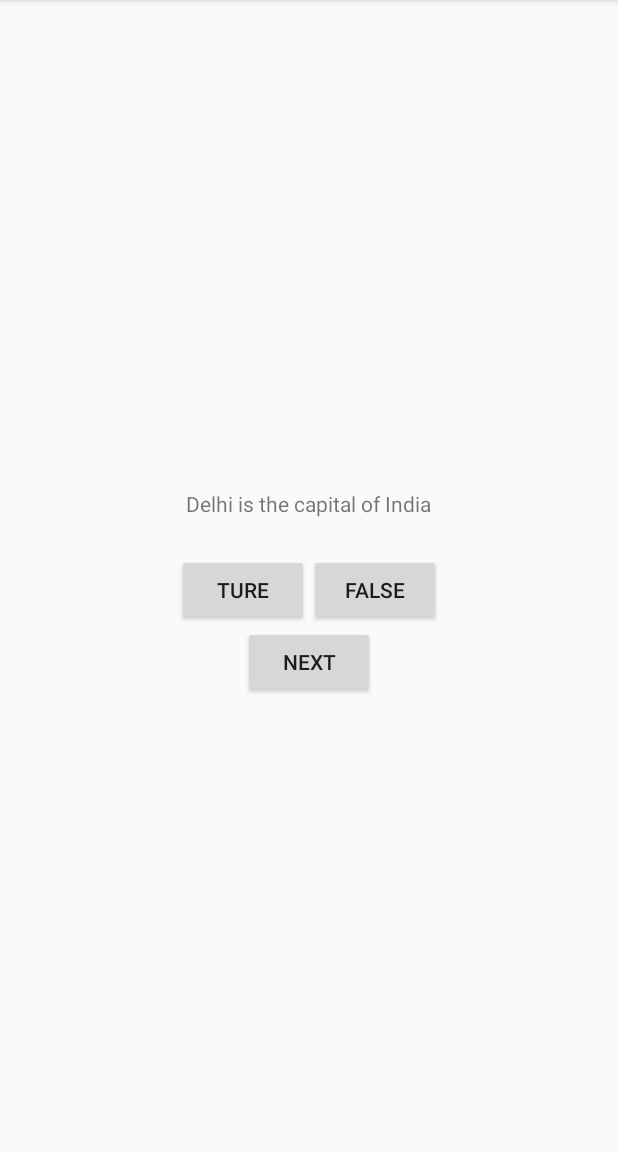
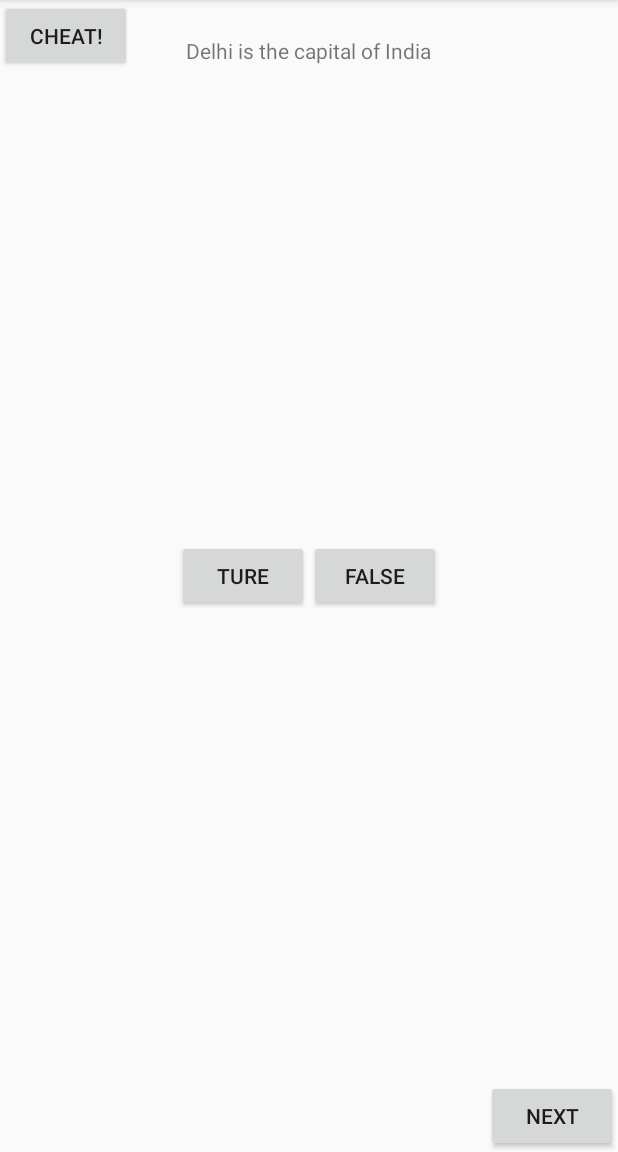
Before and after one commit to theakanksha02/basics, an Android app: the screen it shows after launch (MainActivity), after a tap on "TURE", on a phone screen of 412 x 824 dp, the part 84-1236 px from its top. Run offline under Robolectric (Android 15) with nearby library versions, the phone set to English and light mode, and no system bars.

Commit message:
activity added

```diff
--- a/app/build.gradle
+++ b/app/build.gradle
@@ -22,6 +22,7 @@ dependencies {
     implementation fileTree(dir: 'libs', include: ['*.jar'])
     implementation 'com.android.support:appcompat-v7:26.1.0'
     implementation 'com.android.support.constraint:constraint-layout:1.0.2'
+    implementation 'com.android.support:design:26.1.0'
     testImplementation 'junit:junit:4.12'
     androidTestImplementation 'com.android.support.test:runner:1.0.1'
     androidTestImplementation 'com.android.support.test.espresso:espresso-core:3.0.1'
--- a/app/src/main/AndroidManifest.xml
+++ b/app/src/main/AndroidManifest.xml
@@ -16,6 +16,11 @@
                 <category android:name="android.intent.category.LAUNCHER"/>
             </intent-filter>
         </activity>
+        <activity
+            android:name=".CheatActivity"
+            android:label="@string/title_activity_cheat"
+            android:theme="@style/AppTheme.NoActionBar">
+        </activity>
     </application>
 
 </manifest>
--- a/app/src/main/java/com/bignerdranch/android/learnandroid/MainActivity.java
+++ b/app/src/main/java/com/bignerdranch/android/learnandroid/MainActivity.java
@@ -1,7 +1,10 @@
 package com.bignerdranch.android.learnandroid;
 
+import android.app.Activity;
+import android.content.Intent;
 import android.support.v7.app.AppCompatActivity;
 import android.os.Bundle;
+import android.util.Log;
 import android.view.View;
 import android.widget.Button;
 import android.widget.TextView;
@@ -9,9 +12,14 @@ import android.widget.Toast;
 
 public class MainActivity extends AppCompatActivity {
 
+
     private Button mTrueButton;
     private Button mFalseButton;
     private Button mNextButton;
+    private Button mCheatButton;
+    private static final String KEY_INDEX = "index";
+    private static final int REQUEST_CODE_CHEAT = 0;
+
     private TextView mQuestionTextView;
     private Question[] mQuestionBank = new Question[]
             {
@@ -20,29 +28,36 @@ public class MainActivity extends AppCompatActivity {
                     new Question(R.string.q3,true)
             };
     private int mCurrentIndex=0;
+    private boolean mIsCheater;
+
     private void updateQuestion() {
         int question = mQuestionBank[mCurrentIndex].getTextResId();
         mQuestionTextView.setText(question);
     }
 
-    private void checkAnswer(boolean userPressedTrue)
-    {
+    private void checkAnswer(boolean userPressedTrue) {
         boolean answerIsTrue = mQuestionBank[mCurrentIndex].isAnswerTrue();
-        int messageResId= 0;
-        if(userPressedTrue== answerIsTrue)
-        {
-            messageResId=R.string.correct_toast;
+        int messageResId = 0;
+        if (mIsCheater) {
+            messageResId = R.string.judgement_toast;
         }
-        else
-        {
-            messageResId= R.string.incorrect_toast;
+        else {
+            if (userPressedTrue == answerIsTrue) {
+                messageResId = R.string.correct_toast;
+            } else {
+                messageResId = R.string.incorrect_toast;
+            }
         }
-        Toast.makeText(this,messageResId,Toast.LENGTH_SHORT).show();
+            Toast.makeText(this, messageResId, Toast.LENGTH_SHORT).show();
+
     }
     @Override
     protected void onCreate(Bundle savedInstanceState) {
+
         super.onCreate(savedInstanceState);
+
         setContentView(R.layout.activity_main);
+
         mQuestionTextView = (TextView) findViewById(R.id.question_text_view);
         updateQuestion();
         mTrueButton = (Button) findViewById(R.id.true_button);
@@ -64,8 +79,35 @@ public class MainActivity extends AppCompatActivity {
             @Override
             public void onClick(View view) {
                 mCurrentIndex= (mCurrentIndex+1)% mQuestionBank.length;
+                mIsCheater = false;
                 updateQuestion();
             }
         });
+        mCheatButton= findViewById(R.id.cheat_button);
+        mCheatButton.setOnClickListener(new View.OnClickListener() {
+            @Override
+            public void onClick(View view) {
+                boolean answerIsTrue= mQuestionBank[mCurrentIndex].isAnswerTrue();
+                Intent i= CheatActivity.newIntent(MainActivity.this,answerIsTrue);
+                startActivityForResult(i, REQUEST_CODE_CHEAT);
+            }
+        });
+
+        if (savedInstanceState != null) {
+            mCurrentIndex = savedInstanceState.getInt(KEY_INDEX,0);
+        }
+        updateQuestion();
+        }
+    @Override
+    protected void onActivityResult(int requestCode, int resultCode, Intent data) {
+        if (resultCode != Activity.RESULT_OK) {
+            return;
+        }
+        if (requestCode == REQUEST_CODE_CHEAT) {
+            if (data == null) {
+                return;
+            }
+            mIsCheater = CheatActivity.wasAnswerShown(data);
+        }
     }
-}
+ }
--- a/app/src/main/res/layout/activity_main.xml
+++ b/app/src/main/res/layout/activity_main.xml
@@ -1,17 +1,18 @@
-<LinearLayout xmlns:android="http://schemas.android.com/apk/res/android"
+<FrameLayout xmlns:android="http://schemas.android.com/apk/res/android"
               android:layout_width="match_parent"
               android:layout_height="match_parent"
-              android:gravity="center"
-              android:orientation="vertical" >
+               >
     <TextView
         android:id="@+id/question_text_view"
         android:layout_width="wrap_content"
         android:layout_height="wrap_content"
+        android:layout_gravity="center_horizontal"
         android:padding="24dp"
          />
     <LinearLayout
         android:layout_width="wrap_content"
         android:layout_height="wrap_content"
+        android:layout_gravity="center_vertical|center_horizontal"
         android:orientation="horizontal" >
         <Button
             android:id="@+id/true_button"
@@ -24,10 +25,15 @@
             android:layout_height="wrap_content"
             android:text="@string/false_button" />
     </LinearLayout>
-
+          <Button
+              android:layout_width="wrap_content"
+              android:layout_height="wrap_content"
+              android:id="@+id/cheat_button"
+              android:text="@string/cheat_button"/>
          <Button
              android:id="@+id/next_button"
+             android:layout_gravity="bottom|right"
              android:layout_width="wrap_content"
              android:layout_height="wrap_content"
              android:text="@string/next_button"/>
-</LinearLayout>
+</FrameLayout>
--- /dev/null
+++ b/app/src/main/res/values/dimens.xml
@@ -0,0 +1,3 @@
+<resources>
+    <dimen name="fab_margin">16dp</dimen>
+</resources>
--- a/app/src/main/res/values/strings.xml
+++ b/app/src/main/res/values/strings.xml
@@ -1,6 +1,6 @@
 <resources>
     <string name="app_name">LearnAndroid</string>
-   <string name="next_button">Next</string>
+    <string name="next_button">Next</string>
     <string name="true_button">Ture</string>
     <string name="false_button">False</string>
     <string name="correct_toast">Correct!</string>
@@ -8,5 +8,10 @@
     <string name="q1">Delhi is the capital of India</string>
     <string name="q2">Java is platform dependent language</string>
     <string name="q3">Java is robust</string>
+    <string name="warning_text">Are you sure you want to do this?</string>
+    <string name="show_amswer_button">Show Answer</string>
+    <string name="cheat_button">Cheat!</string>
+    <string name="judgement_toast">Cheating is wrong.</string>
     <string name="action_settings">Settings</string>
+    <string name="title_activity_cheat">Cheat</string>
 </resources>
--- a/app/src/main/res/values/styles.xml
+++ b/app/src/main/res/values/styles.xml
@@ -8,4 +8,13 @@
         <item name="colorAccent">@color/colorAccent</item>
     </style>
 
+    <style name="AppTheme.NoActionBar">
+        <item name="windowActionBar">false</item>
+        <item name="windowNoTitle">true</item>
+    </style>
+
+    <style name="AppTheme.AppBarOverlay" parent="ThemeOverlay.AppCompat.Dark.ActionBar"/>
+
+    <style name="AppTheme.PopupOverlay" parent="ThemeOverlay.AppCompat.Light"/>
+
 </resources>
```
Also changed, not shown: app/src/main/java/com/bignerdranch/android/learnandroid/CheatActivity.java (added, +59 -0 lines), app/src/main/res/layout/activity_cheat.xml (added, +25 -0 lines), app/src/main/res/layout/content_cheat.xml (added, +12 -0 lines).
